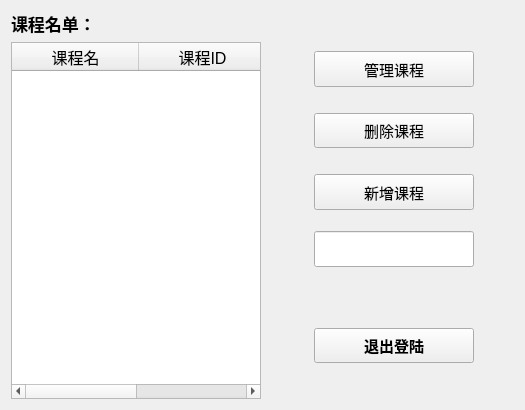
Before: the Qt Designer form StuInfo_Manage_System/teacher_window.ui in xietao02/StuInfo_Manage_System, drawn with Qt 5.
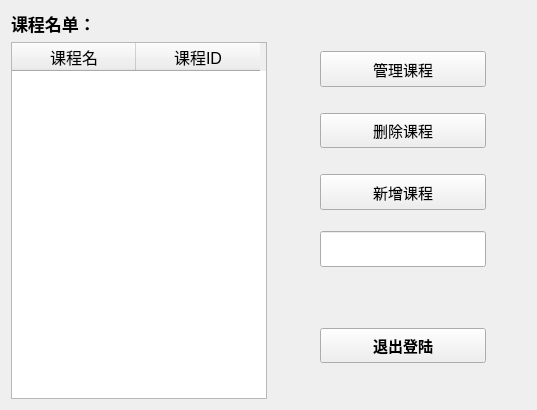
After: the same form once the commit is applied.

```diff
--- a/StuInfo_Manage_System/teacher_window.ui
+++ b/StuInfo_Manage_System/teacher_window.ui
@@ -6,7 +6,7 @@
    <rect>
     <x>0</x>
     <y>0</y>
-    <width>491</width>
+    <width>537</width>
     <height>410</height>
    </rect>
   </property>
@@ -54,7 +54,7 @@
         <number>15</number>
        </attribute>
        <attribute name="horizontalHeaderDefaultSectionSize">
-        <number>127</number>
+        <number>124</number>
        </attribute>
        <attribute name="verticalHeaderDefaultSectionSize">
         <number>25</number>
```
